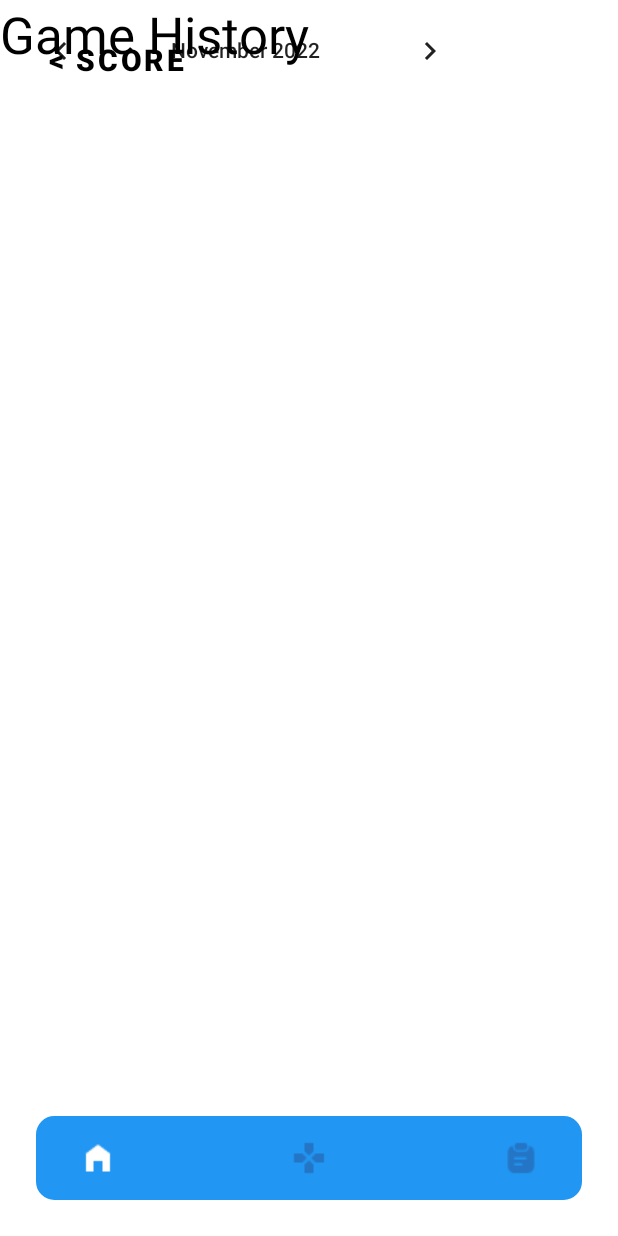
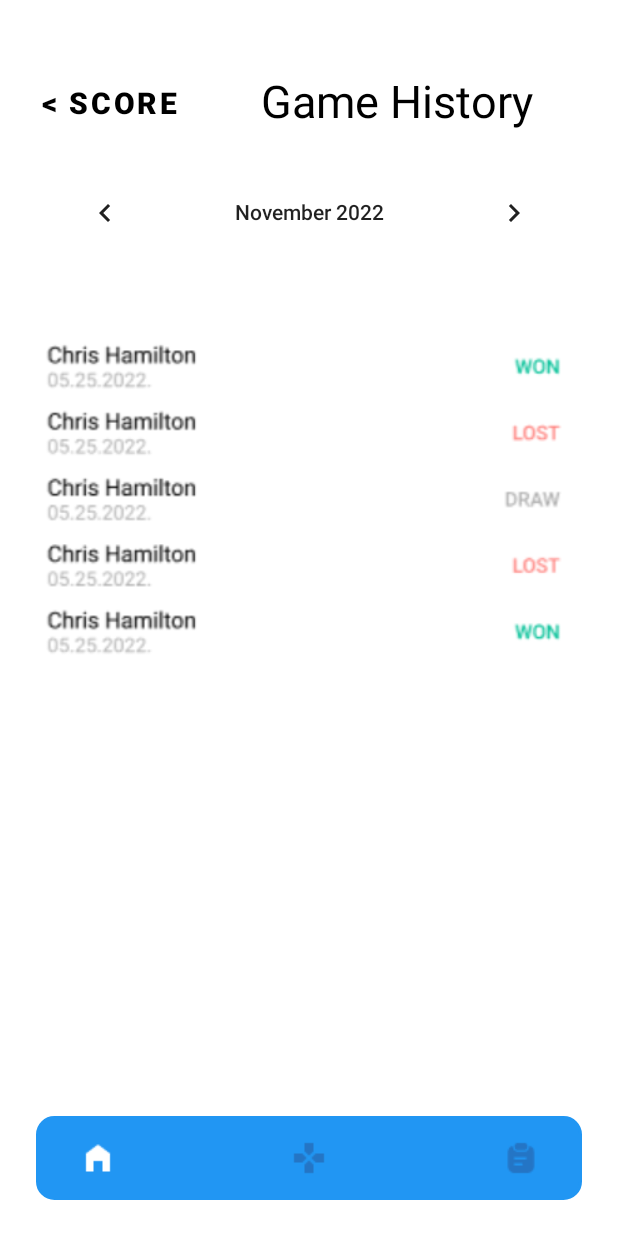
Before and after one commit to AhmedAbozaid9/College_Project, an Android app: the History screen opened directly, with no data from a screen before it, on a phone screen of 412 x 824 dp. Run offline under Robolectric (Android 15) with nearby library versions, the phone set to English and light mode, and no system bars.

Commit message:
History page

```diff
--- a/app/src/main/res/layout/activity_history.xml
+++ b/app/src/main/res/layout/activity_history.xml
@@ -7,20 +7,20 @@
     tools:context=".History">
 
     <LinearLayout
+        android:id="@+id/linearLayout"
         android:layout_width="match_parent"
         android:layout_height="wrap_content"
         android:layout_marginStart="24dp"
         android:layout_marginEnd="24dp"
         android:layout_marginBottom="24dp"
+        android:background="@drawable/shape"
         android:backgroundTint="#2196F3"
-        android:background="@drawable/shape"
         android:orientation="horizontal"
         android:padding="16dp"
         app:layout_constraintBottom_toBottomOf="parent"
         app:layout_constraintEnd_toEndOf="parent"
         app:layout_constraintHorizontal_bias="0.0"
-        app:layout_constraintStart_toStartOf="parent"
-        android:id="@+id/linearLayout">
+        app:layout_constraintStart_toStartOf="parent">
 
         <ImageButton
             android:id="@+id/home"
@@ -61,34 +61,55 @@
 
     <TextView
         android:id="@+id/textView2"
-        android:layout_width="216dp"
-        android:layout_height="55dp"
+        android:layout_width="214dp"
+        android:layout_height="61dp"
+        android:layout_marginEnd="24dp"
         android:text="Game History "
         android:textAppearance="@style/TextAppearance.AppCompat.Display1"
         android:textColor="@color/black"
-        tools:layout_editor_absoluteX="51dp"
-        tools:layout_editor_absoluteY="63dp" />
+        android:textSize="30sp"
+        app:layout_constraintBottom_toTopOf="@+id/calendarView"
+        app:layout_constraintEnd_toEndOf="parent"
+        app:layout_constraintTop_toTopOf="parent"
+        app:layout_constraintVertical_bias="1.0" />
 
     <CalendarView
         android:id="@+id/calendarView"
-        android:layout_width="327dp"
-        android:layout_height="66dp"
-        tools:layout_editor_absoluteX="51dp"
-        tools:layout_editor_absoluteY="144dp" />
+        android:layout_width="358dp"
+        android:layout_height="67dp"
+        android:layout_marginTop="108dp"
+        app:layout_constraintEnd_toEndOf="parent"
+        app:layout_constraintStart_toStartOf="parent"
+        app:layout_constraintTop_toTopOf="parent" />
 
     <Button
         android:id="@+id/back"
-        android:textSize="20sp"
-        android:layout_width="wrap_content"
-        android:layout_height="wrap_content"
-        android:layout_marginStart="16dp"
+        android:layout_width="130dp"
+        android:layout_height="61dp"
+        android:layout_marginStart="8dp"
         android:layout_marginTop="16dp"
         android:background="@android:color/transparent"
         android:text="@string/score"
         android:textColor="@color/black"
+        android:textSize="20sp"
         android:textStyle="bold"
+        app:layout_constraintBottom_toTopOf="@+id/calendarView"
+        app:layout_constraintEnd_toStartOf="@+id/textView2"
+        app:layout_constraintHorizontal_bias="0.0"
         app:layout_constraintStart_toStartOf="parent"
-        app:layout_constraintTop_toTopOf="parent" />
+        app:layout_constraintTop_toTopOf="parent"
+        app:layout_constraintVertical_bias="0.709" />
+
+    <ImageView
+        android:id="@+id/imageView3"
+        android:layout_width="358dp"
+        android:layout_height="250dp"
+        app:layout_constraintBottom_toTopOf="@+id/linearLayout"
+        app:layout_constraintEnd_toEndOf="parent"
+        app:layout_constraintStart_toStartOf="parent"
+        app:layout_constraintTop_toBottomOf="@+id/calendarView"
+        app:layout_constraintVertical_bias="0.1"
+        app:srcCompat="@drawable/history" />
 
 
 </androidx.constraintlayout.widget.ConstraintLayout>
```
Also changed, not shown: app/src/main/res/drawable-v24/history.png (added).
